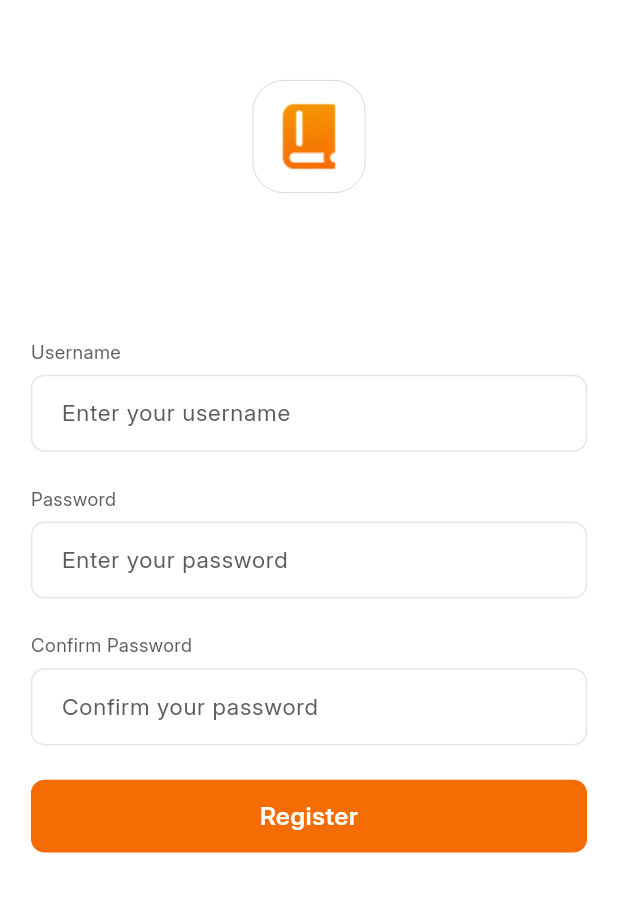
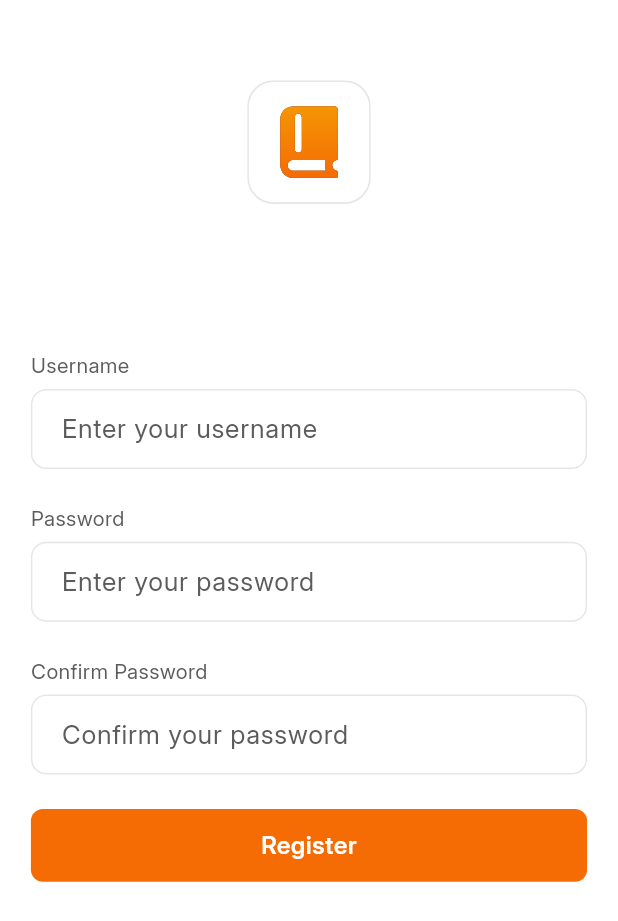
Before and after one commit to hijasahamed/Book-Management, a Flutter app: the screen it shows after launch, on a phone screen of 412 x 824 dp. Shown: the top 921 px of the screen. Run offline on Flutter 3.47's test engine with Material 3 defaults, Android fonts, the phone set to English and light mode, and no system bars; our stand-ins replace bloc, connectivity, flutter_svg, go_router.

Commit message:
Login screen creation progrssing

```diff
--- a/lib/main.dart
+++ b/lib/main.dart
@@ -1,4 +1,4 @@
-import 'package:book_management/src/presentation/ui/splash_screen/splash_screen.dart';
+import 'package:book_management/router.dart';
 import 'package:flutter/material.dart';
 
 void main() {
@@ -11,14 +11,15 @@ class MyApp extends StatelessWidget {
   @override
   Widget build(BuildContext context) {
     final screenSize = MediaQuery.of(context).size;
-    return MaterialApp(
+    final router = goRouter(screenSize: screenSize);
+    return MaterialApp.router(
       title: 'Book Management',
+      routerConfig: router,
       debugShowCheckedModeBanner: false,
       theme: ThemeData(
         colorScheme: ColorScheme.fromSeed(seedColor: Colors.blue),
         useMaterial3: true,
       ),
-      home: SplashScreen(screenSize: screenSize,),
     );
   }
 }
--- /dev/null
+++ b/lib/router.dart
@@ -0,0 +1,40 @@
+import 'package:book_management/src/presentation/ui/books_screen/books_screen.dart';
+import 'package:book_management/src/presentation/ui/login_screen/login_screen.dart';
+import 'package:book_management/src/presentation/ui/splash_screen/splash_screen.dart';
+import 'package:flutter/material.dart';
+import 'package:go_router/go_router.dart';
+
+enum AppRoute{
+  splash,
+  login,
+  books,
+}
+
+GoRouter goRouter({required Size screenSize}){
+  return GoRouter(
+    initialLocation: '/splash',
+    routes: <RouteBase> [
+      GoRoute(
+        path: '/splash',
+        name: AppRoute.splash.name,
+        builder: (context, state) {
+          return SplashScreen(screenSize: screenSize);
+        },
+      ),
+      GoRoute(
+        path: '/login',
+        name: AppRoute.login.name,
+        builder: (context, state) {
+          return LoginScreen(screenSize: screenSize);
+        },
+      ),
+      GoRoute(
+        path: '/books',
+        name: AppRoute.books.name,
+        builder: (context, state) {
+          return BooksScreen(screenSize: screenSize,);
+        },
+      ),
+    ]
+  );
+}
--- /dev/null
+++ b/lib/src/presentation/bloc/login_screen_bloc/bloc/login_screen_event.dart
@@ -0,0 +1,4 @@
+part of 'login_screen_bloc.dart';
+
+@immutable
+sealed class LoginScreenEvent {}
--- /dev/null
+++ b/lib/src/presentation/bloc/login_screen_bloc/bloc/login_screen_state.dart
@@ -0,0 +1,6 @@
+part of 'login_screen_bloc.dart';
+
+@immutable
+sealed class LoginScreenState {}
+
+final class LoginScreenInitial extends LoginScreenState {}
--- a/lib/src/presentation/widgets/common_widgets/colors.dart
+++ b/lib/src/presentation/widgets/common_widgets/colors.dart
@@ -5,3 +5,4 @@ const colorRed = Colors.red;
 const hintTextColor = Color(0XFF5C5C5C);
 const registerButtonColor = Color(0XFFF56C04);
 const authDataTypeColor = Color(0XFF5C5C5C);
+const bookScreenHeadColor = Color(0XFF1D1D1F);
--- a/lib/src/presentation/widgets/common_widgets/custom_text_form_field.dart
+++ b/lib/src/presentation/widgets/common_widgets/custom_text_form_field.dart
@@ -25,13 +25,13 @@ class CustomTextFormField extends StatelessWidget {
       filled: true,
       fillColor: colorWhite,
       border: OutlineInputBorder(
-        borderRadius: BorderRadius.circular(screenSize.width/45),
+        borderRadius: BorderRadius.circular(screenSize.width * (9 / 360)),
         borderSide: const BorderSide(
           color:  Color(0xFFE6E6E6),
         ),
       ),
       focusedBorder: OutlineInputBorder(
-        borderRadius: BorderRadius.circular(screenSize.width/45),
+        borderRadius: BorderRadius.circular(screenSize.width * (9 / 360)),
         borderSide: const BorderSide(
           color: Color(0XFFF56C04),
           width: 2,
@@ -39,14 +39,14 @@ class CustomTextFormField extends StatelessWidget {
       ),
       enabledBorder: OutlineInputBorder(
         borderSide: const BorderSide(color: Color(0xFFE6E6E6)),
-        borderRadius: BorderRadius.all(Radius.circular(screenSize.width/45))
+        borderRadius: BorderRadius.all(Radius.circular(screenSize.width * (9 / 360)))
       ),
       contentPadding: EdgeInsets.symmetric(
         vertical: screenSize.height / 60,
         horizontal: screenSize.width / 25,
       ),
       hintText: hintText,
-      hintStyle: TextStyle(color: hintTextColor,fontSize: screenSize.width/27,fontFamily: 'interRegular')
+      hintStyle: TextStyle(color: hintTextColor,fontSize: screenSize.width * (15 / 360),fontFamily: 'interRegular')
     );
 
     return TextFormField(
--- a/lib/src/presentation/widgets/login_screen_widgets/authentication_detail_head/authentication_detail_head.dart
+++ b/lib/src/presentation/widgets/login_screen_widgets/authentication_detail_head/authentication_detail_head.dart
@@ -16,7 +16,7 @@ class AuthenticationDetailHead extends StatelessWidget {
   Widget build(BuildContext context) {
     return Padding(
       padding: EdgeInsets.only(bottom: screenSize.width/75,top: screenSize.width/18),
-      child: TextWidget(text: title, color: authDataTypeColor, size: screenSize.width/33, fontFamily: 'interRegular', weight: FontWeight.normal),
+      child: TextWidget(text: title, color: authDataTypeColor, size: screenSize.width * (12 / 360), fontFamily: 'interRegular', weight: FontWeight.normal),
     );
   }
 }
--- a/lib/src/presentation/widgets/login_screen_widgets/login_screen_logo_image/login_screen_logo_image.dart
+++ b/lib/src/presentation/widgets/login_screen_widgets/login_screen_logo_image/login_screen_logo_image.dart
@@ -1,4 +1,5 @@
 import 'package:flutter/material.dart';
+import 'package:flutter_svg/flutter_svg.dart';
 
 class LoginScreenLogoImage extends StatelessWidget {
   const LoginScreenLogoImage({
@@ -13,15 +14,7 @@ class LoginScreenLogoImage extends StatelessWidget {
     return Padding(
       padding: EdgeInsets.only(top: screenSize.height/25,bottom: screenSize.height/11),
       child: Center(
-        child: Container(
-          height: screenSize.height/11,
-          width: screenSize.height/11,
-          decoration: BoxDecoration(
-            border: Border.all(width: .1),
-            borderRadius: BorderRadius.circular(screenSize.width/20),
-            image: const DecorationImage(image: AssetImage('assets/images/Logo.png'),fit: BoxFit.cover)
-          ),
-        ),
+        child: SvgPicture.asset('assets/images/app logo.svg',height: screenSize.height/10,width: screenSize.height/10,),
       ),
     );
   }
--- a/lib/src/presentation/widgets/login_screen_widgets/register_button/register_button.dart
+++ b/lib/src/presentation/widgets/login_screen_widgets/register_button/register_button.dart
@@ -1,6 +1,8 @@
+import 'package:book_management/router.dart';
 import 'package:book_management/src/presentation/widgets/common_widgets/colors.dart';
 import 'package:book_management/src/presentation/widgets/common_widgets/text_widget.dart';
 import 'package:flutter/material.dart';
+import 'package:go_router/go_router.dart';
 
 class RegisterButton extends StatelessWidget {
   const RegisterButton({
@@ -14,15 +16,18 @@ class RegisterButton extends StatelessWidget {
   Widget build(BuildContext context) {
     return Padding(
       padding: EdgeInsets.only(top: screenSize.width/18),
-      child: Container(
+      child: InkWell(
+        onTap: () => context.goNamed(AppRoute.books.name),
+        child: Ink(
           height: screenSize.height/17,
           width: screenSize.width,
           decoration: BoxDecoration(
             color: registerButtonColor,
-          borderRadius: BorderRadius.circular(screenSize.width/45)
+            borderRadius: BorderRadius.circular(screenSize.width * (7 / 360))
           ),
           child: Center(
-          child: TextWidget(text: 'Register', color: colorWhite, size: screenSize.width/25, fontFamily: 'interSemiBold', weight: FontWeight.normal),
+            child: TextWidget(text: 'Register', color: colorWhite, size: screenSize.width * (14 / 360), fontFamily: 'interSemiBold', weight: FontWeight.normal),
+          ),
         ),
       ),
     );
--- a/lib/src/presentation/widgets/splash_screen_widgets/splash_screen_logo_image/splash_screen_logo_image.dart
+++ b/lib/src/presentation/widgets/splash_screen_widgets/splash_screen_logo_image/splash_screen_logo_image.dart
@@ -1,14 +1,16 @@
 import 'package:flutter/material.dart';
+import 'package:flutter_svg/flutter_svg.dart';
 
 class SplashScreenLogoImage extends StatelessWidget {
   const SplashScreenLogoImage({
     super.key,
+    required this.screenSize
   });
-
+  final Size screenSize;
   @override
   Widget build(BuildContext context) {
     return Center(
-      child: Image.asset('assets/images/Logo.png'),
+      child: SvgPicture.asset('assets/images/app logo.svg',height: screenSize.height/10,width: screenSize.height/10,),
     );
   }
 }
--- a/lib/src/presentation/widgets/splash_screen_widgets/splash_screen_widget/splash_screen_widget.dart
+++ b/lib/src/presentation/widgets/splash_screen_widgets/splash_screen_widget/splash_screen_widget.dart
@@ -25,7 +25,7 @@ class SplashScreenWidget extends StatelessWidget {
           end: Alignment.bottomCenter,
         ),
       ),
-      child: const SplashScreenLogoImage(),
+      child: SplashScreenLogoImage(screenSize: widget.screenSize,),
     );
   }
 }
--- a/pubspec.yaml
+++ b/pubspec.yaml
@@ -34,6 +34,8 @@ dependencies:
   connectivity: ^3.0.6 #for checking network connectivity
   bloc: ^8.1.4 #for bloc state management
   flutter_bloc: ^8.1.5 #for bloc state management
+  go_router: ^14.4.1
+  flutter_svg: ^2.0.10+1
 
 
   # The following adds the Cupertino Icons font to your application.
@@ -65,6 +67,7 @@ flutter:
   # To add assets to your application, add an assets section, like this:
   assets:
     - assets/images/Logo.png
+    - assets/images/app logo.svg
 
   # An image asset can refer to one or more resolution-specific "variants", see
   # https://flutter.dev/assets-and-images/#resolution-aware
```
Also changed, not shown: lib/src/presentation/bloc/login_screen_bloc/bloc/login_screen_bloc.dart (added, +13 -0 lines), lib/src/presentation/ui/books_screen/books_screen.dart (added, +16 -0 lines), lib/src/presentation/ui/splash_screen/splash_screen.dart (+3 -4 lines), assets/images/app logo.svg (added), pubspec.lock, 21 other files. Lines whose indentation alone changed are shown as unchanged.
